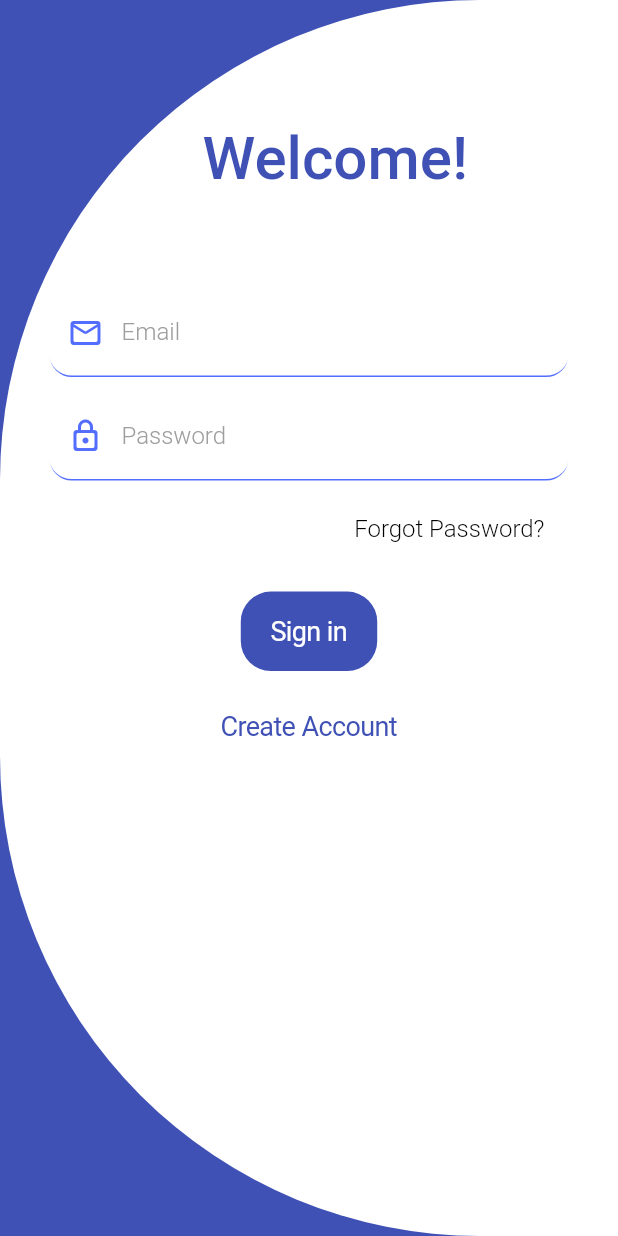
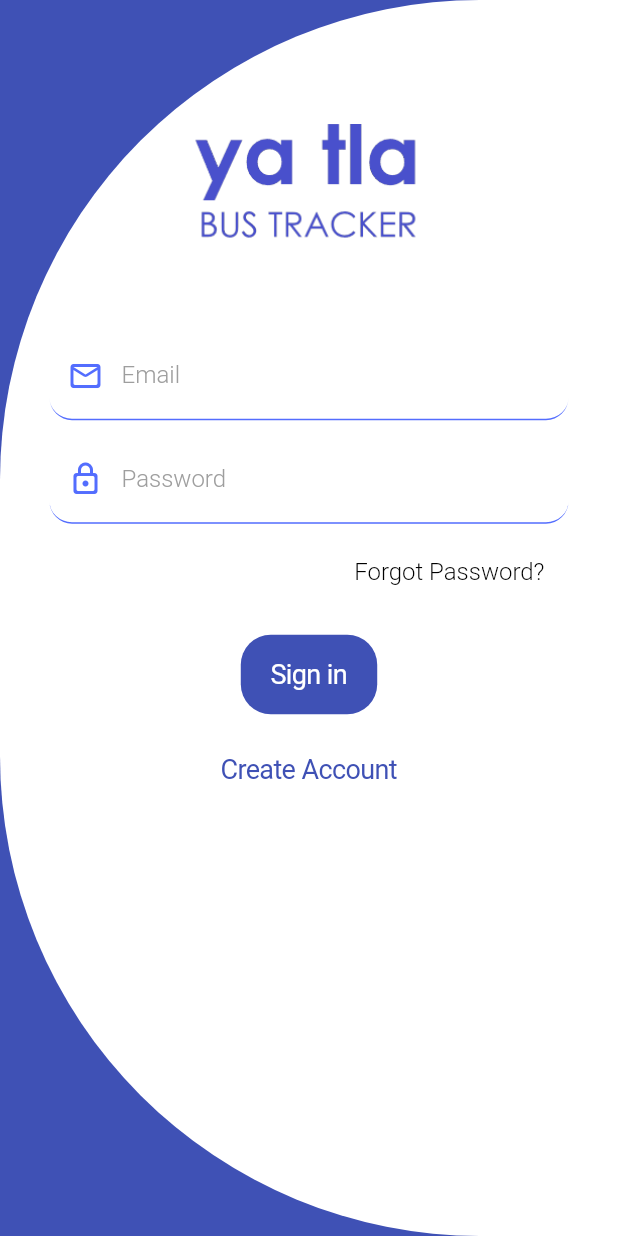
Before and after one commit to FlutterLesego/yatla_commuter, a Flutter app: the screen it shows after launch, on a phone screen of 412 x 824 dp. Run offline on Flutter 3.47's test engine with Material 2 defaults, Android fonts, the phone set to English and light mode, and no system bars; our stand-ins replace font_awesome_flutter, get_it, google_maps_flutter, location, tuple; missing offline and left inert: backendless_sdk, flutter_polyline_points.

Commit message:
add logo

```diff
--- a/lib/pages/bus_service_view.dart
+++ b/lib/pages/bus_service_view.dart
@@ -2,7 +2,6 @@ import 'package:flutter/material.dart';
 import 'package:font_awesome_flutter/font_awesome_flutter.dart';
 import 'package:yatla/misc/constants.dart';
 import 'package:yatla/routes/route_manager.dart';
-import 'package:yatla/widgets/dialogs.dart';
 
 class BusServiceView extends StatelessWidget {
   const BusServiceView({Key? key}) : super(key: key);
--- a/lib/pages/favourites_page.dart
+++ b/lib/pages/favourites_page.dart
@@ -1,5 +1,4 @@
 import 'package:flutter/material.dart';
-import 'package:font_awesome_flutter/font_awesome_flutter.dart';
 import 'package:yatla/misc/constants.dart';
 import 'package:yatla/widgets/navigation_drawer.dart';
 
--- a/lib/pages/history_page.dart
+++ b/lib/pages/history_page.dart
@@ -1,5 +1,4 @@
 import 'package:flutter/material.dart';
-import 'package:font_awesome_flutter/font_awesome_flutter.dart';
 import 'package:yatla/misc/constants.dart';
 import 'package:yatla/widgets/navigation_drawer.dart';
 
--- a/lib/pages/login_page.dart
+++ b/lib/pages/login_page.dart
@@ -1,5 +1,4 @@
 import 'package:flutter/material.dart';
-import 'package:yatla/misc/constants.dart';
 
 import '../widgets/login_form.dart';
 
@@ -12,29 +11,27 @@ class LoginPage extends StatelessWidget {
       backgroundColor: Colors.indigo,
       body: SafeArea(
         child: Container(
+          alignment: Alignment.center,
           decoration: const BoxDecoration(
             color: Colors.white,
             borderRadius: BorderRadius.only(bottomLeft: Radius.circular(320), topLeft: Radius.circular(320))
           ),
           child: ListView(
             children: [
-              Container(
-                margin: const EdgeInsets.only(left: 35),
-                child: Column(
+              Column(
                 crossAxisAlignment: CrossAxisAlignment.center,
                 children: <Widget>[
                   SizedBox(
                     height: MediaQuery.of(context).size.height * 0.1,
                   ),
-                    const Text(
-                      'Welcome!',
-                      style: styleTitleBold,
+                  Image(
+                    width: MediaQuery.of(context).size.width / 2.5,
+                  image: const AssetImage("assets/images/yatla.png")
                   ),
                 ],
               ),
-              ),
               const Padding(
-                padding: EdgeInsets.only(top: 15.0, left: 15.0, right: 15.0),
+                padding: EdgeInsets.only(top: 10.0, left: 15.0, right: 15.0),
                 child: Center(
                   child: SingleChildScrollView(
                     child: LoginForm())),
--- a/lib/pages/notifications_page.dart
+++ b/lib/pages/notifications_page.dart
@@ -1,5 +1,4 @@
 import 'package:flutter/material.dart';
-import 'package:font_awesome_flutter/font_awesome_flutter.dart';
 import 'package:yatla/misc/constants.dart';
 import 'package:yatla/widgets/navigation_drawer.dart';
 
--- a/pubspec.yaml
+++ b/pubspec.yaml
@@ -43,6 +43,9 @@ dependencies:
   flutter_polyline_points: ^1.0.0
   location: ^4.4.0
 
+  animated_splash_screen: ^1.3.0
+  splashscreen: ^1.3.5
+
 dev_dependencies:
   flutter_test:
     sdk: flutter
@@ -68,7 +71,8 @@ flutter:
   # To add assets to your application, add an assets section, like this:
   assets:
     - assets/images/interstate.jpg
-  #   - images/a_dot_ham.jpeg
+    - assets/images/yatla_bg.png
+    - assets/images/yatla.png
 
   # An image asset can refer to one or more resolution-specific "variants", see
   # https://flutter.dev/assets-and-images/#resolution-aware
```
Also changed, not shown: lib/pages/loading_page.dart (+6 -6 lines), assets/images/yatla.png (added), assets/images/yatla_bg.png (added), pubspec.lock. Lines whose indentation alone changed are shown as unchanged.
